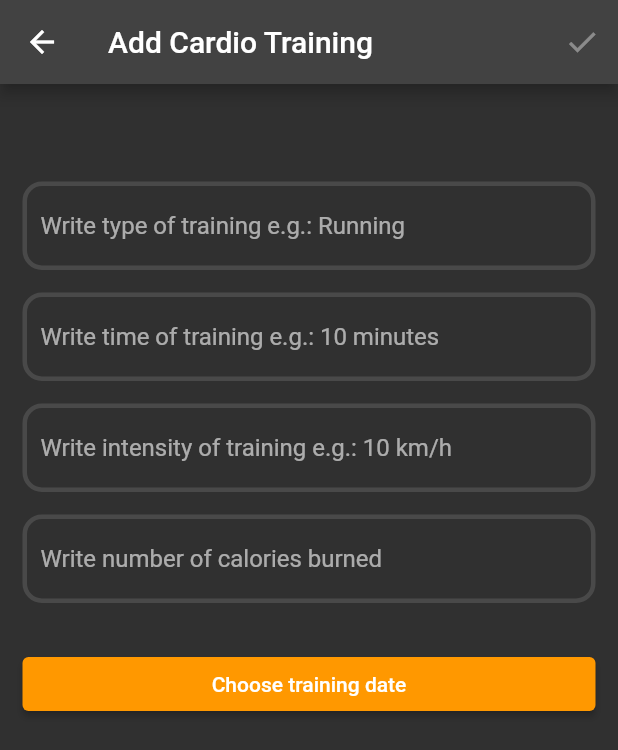
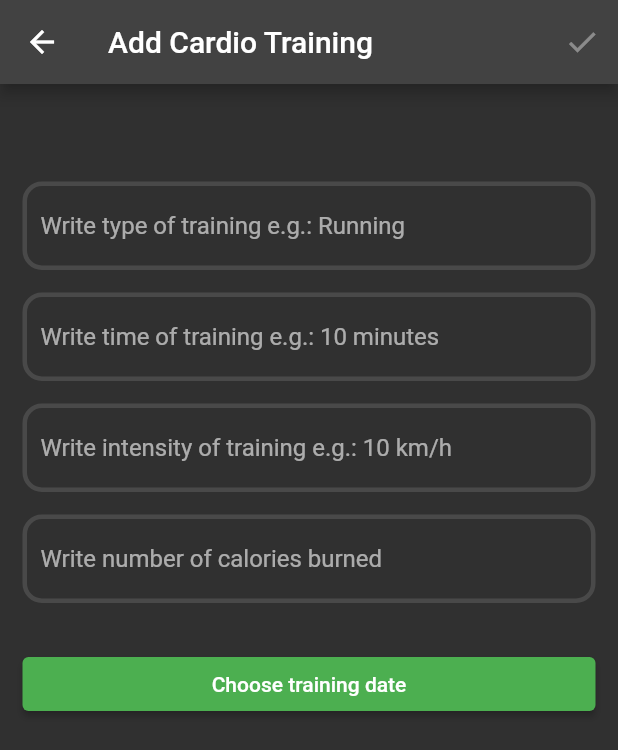
Before and after one commit to hubertgredzinski/workout_log, a Flutter app: the AddCardioTrainingPage screen opened directly, on a phone screen of 412 x 824 dp. Shown: the top 750 px of the screen. Run offline on Flutter 3.47's test engine with Material 2 defaults, Android fonts, the phone set to English and light mode, and no system bars; our stand-ins replace bloc, cloud_firestore, dio, firebase_auth, firebase_core, flutter_bloc and 5 more; missing offline and left inert: flutterfire_ui; accounts and stored records are empty; generated files the repository leaves out were written again.

Commit message:
Change colors of elevated button in add trainings

```diff
--- a/lib/features/add_cardio_training/add_cardio_training.dart
+++ b/lib/features/add_cardio_training/add_cardio_training.dart
@@ -163,7 +163,7 @@ class _AddCardioTrainingBody extends StatelessWidget {
           ),
           const SizedBox(height: 30),
           ElevatedButton(
-            style: ElevatedButton.styleFrom(backgroundColor: Colors.orange),
+            style: ElevatedButton.styleFrom(backgroundColor: Colors.green),
             onPressed: () async {
               final selectedDate = await showDatePicker(
                 context: context,
@@ -185,7 +185,7 @@ class _AddCardioTrainingBody extends StatelessWidget {
   OutlineInputBorder focusedBorderView() {
     return OutlineInputBorder(
       borderRadius: BorderRadius.circular(15),
-      borderSide: const BorderSide(color: Colors.orange, width: 3),
+      borderSide: const BorderSide(color: Colors.green, width: 3),
     );
   }
 
--- a/lib/features/add_strength training/add_strength_training.dart
+++ b/lib/features/add_strength training/add_strength_training.dart
@@ -189,7 +189,7 @@ class _AddStrengthTrainingBody extends StatelessWidget {
           ),
           const SizedBox(height: 30),
           ElevatedButton(
-            style: ElevatedButton.styleFrom(backgroundColor: Colors.orange),
+            style: ElevatedButton.styleFrom(backgroundColor: Colors.green),
             onPressed: () async {
               final selectedDate = await showDatePicker(
                 context: context,
@@ -211,7 +211,7 @@ class _AddStrengthTrainingBody extends StatelessWidget {
   OutlineInputBorder focusedBorderView() {
     return OutlineInputBorder(
       borderRadius: BorderRadius.circular(15),
-      borderSide: const BorderSide(color: Colors.orange, width: 3),
+      borderSide: const BorderSide(color: Colors.green, width: 3),
     );
   }
 
```
